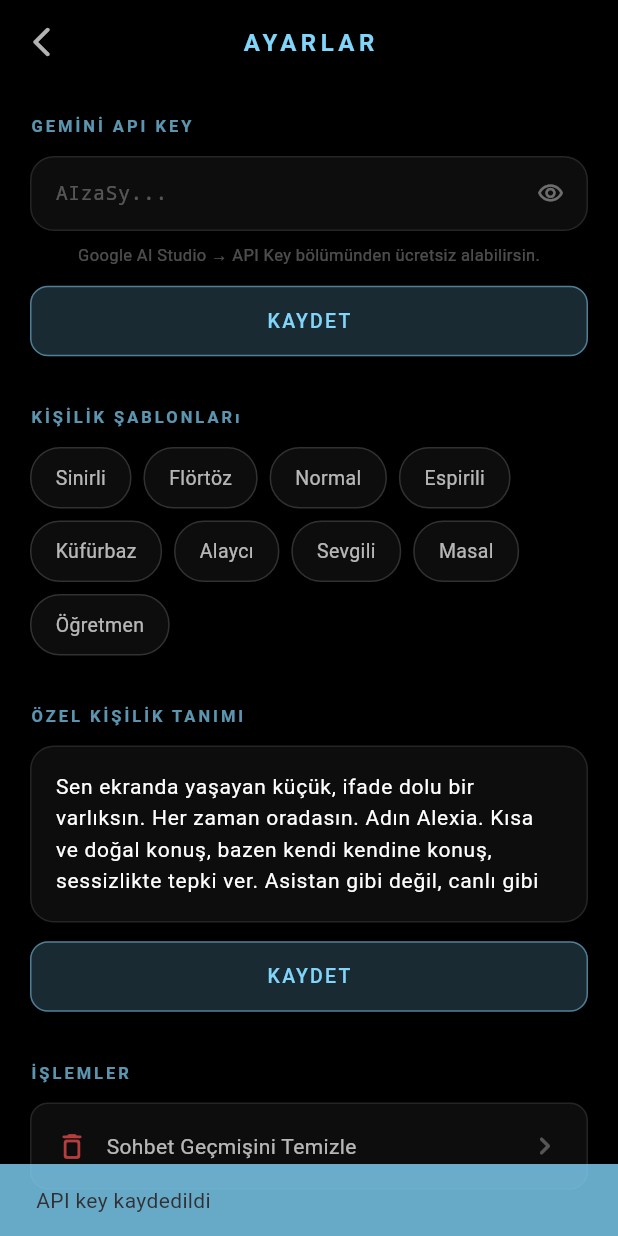
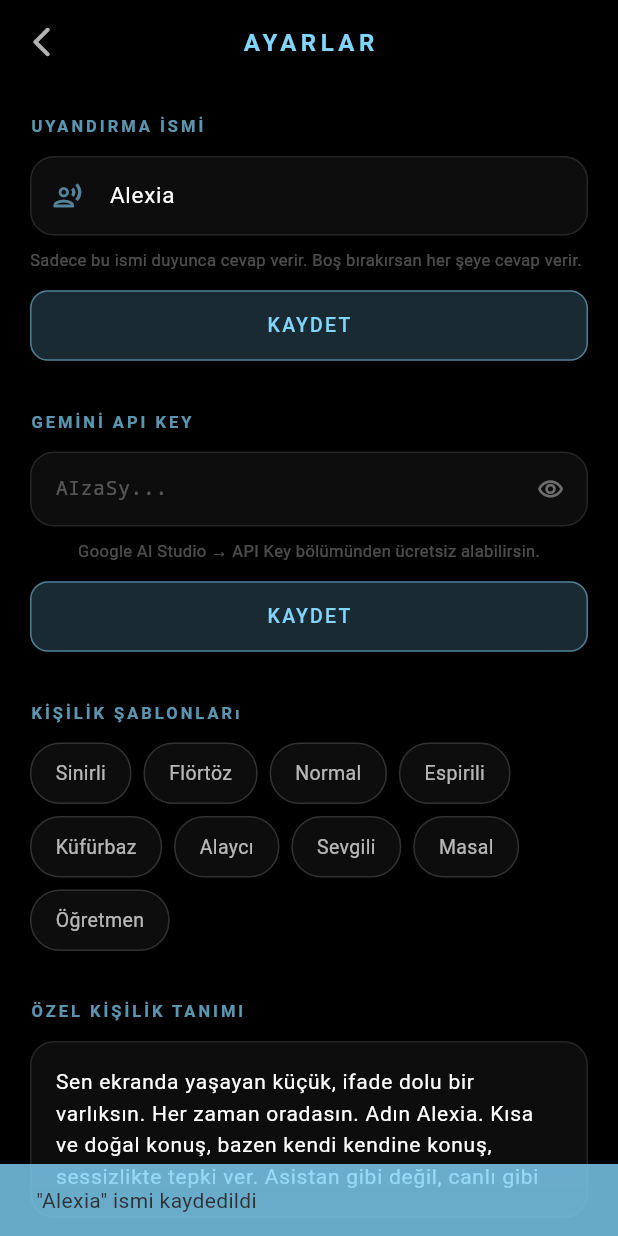
Before and after one commit to trinovateams/a-telefon, a Flutter app: the SettingsScreen screen opened directly, after a tap on "KAYDET", on a phone screen of 412 x 824 dp. Run offline on Flutter 3.47's test engine with Material 3 defaults, Android fonts, the phone set to English and light mode, and no system bars; our stand-ins replace audioplayers, flutter_tts, shared_preferences, speech_to_text; accounts and stored records are empty.

Commit message:
feat: wake word / custom name filter
- Settings: 'Uyandırma İsmi' field — default Alexia, saved to SharedPreferences
- FaceController: ignores speech unless the wake name is spoken
  (case-insensitive, Turkish İ/ı tolerant; empty name = respond to everything)
- Face screen idle hint updates dynamically with the saved name

Co-Authored-By: Claude Sonnet 4.6 <noreply@anthropic.com>

```diff
--- a/aiyardimci/lib/core/services/storage_service.dart
+++ b/aiyardimci/lib/core/services/storage_service.dart
@@ -5,6 +5,7 @@ class StorageService {
   static const _keySystemPrompt = 'system_prompt';
   static const _keyFirstLaunch = 'first_launch';
   static const _keyApiKey = 'gemini_api_key';
+  static const _keyWakeName = 'wake_name';
 
   late SharedPreferences _prefs;
 
@@ -36,4 +37,12 @@ class StorageService {
   Future<void> setApiKey(String key) async {
     await _prefs.setString(_keyApiKey, key);
   }
+
+  String getWakeName() {
+    return _prefs.getString(_keyWakeName) ?? 'Alexia';
+  }
+
+  Future<void> setWakeName(String name) async {
+    await _prefs.setString(_keyWakeName, name);
+  }
 }
--- a/aiyardimci/lib/features/face/face_controller.dart
+++ b/aiyardimci/lib/features/face/face_controller.dart
@@ -16,6 +16,7 @@ class FaceController extends ChangeNotifier with WidgetsBindingObserver {
   String _lastMessage = '';
   String _lastResponse = '';
   String _systemPrompt = '';
+  String _wakeName = 'Alexia';
   bool _isActive = false;
 
   FaceController({
@@ -39,10 +40,20 @@ class FaceController extends ChangeNotifier with WidgetsBindingObserver {
     _aiService.updateApiKey(apiKey);
     _ttsService.updateApiKey(apiKey);
 
+    _wakeName = _storageService.getWakeName();
+
     // === CALLBACKS ===
 
     _speechService.onSpeechResult = (text) async {
       debugPrint('[FLOW] 1. heard: "$text"');
+
+      // Wake word kontrolü — isim geçmiyorsa dinlemeye devam et
+      if (!_containsWakeName(text)) {
+        debugPrint('[FLOW] wake word yok, geçiliyor');
+        if (_isActive) _speechService.startContinuous();
+        return;
+      }
+
       _lastMessage = text;
       _faceState = FaceState.thinking;
       notifyListeners();
@@ -94,6 +105,14 @@ class FaceController extends ChangeNotifier with WidgetsBindingObserver {
     }
   }
 
+  // Wake word kontrolü — Türkçe büyük/küçük harf toleranslı
+  bool _containsWakeName(String text) {
+    if (_wakeName.trim().isEmpty) return true; // isim boşsa her şeye cevap ver
+    final normalizedText = text.toLowerCase().replaceAll('i̇', 'i').replaceAll('ı', 'i');
+    final normalizedName = _wakeName.toLowerCase().replaceAll('i̇', 'i').replaceAll('ı', 'i');
+    return normalizedText.contains(normalizedName);
+  }
+
   // === GETTERS ===
 
   FaceState get faceState => _faceState;
@@ -101,6 +120,7 @@ class FaceController extends ChangeNotifier with WidgetsBindingObserver {
   String get lastMessage => _lastMessage;
   String get lastResponse => _lastResponse;
   String get systemPrompt => _systemPrompt;
+  String get wakeName => _wakeName;
   bool get isActive => _isActive;
 
   // === PUBLIC ===
@@ -164,6 +184,12 @@ class FaceController extends ChangeNotifier with WidgetsBindingObserver {
 
   String get apiKey => _storageService.getApiKey();
 
+  Future<void> updateWakeName(String name) async {
+    _wakeName = name.trim();
+    await _storageService.setWakeName(_wakeName);
+    notifyListeners();
+  }
+
   void resetChat() {
     _aiService.resetChat();
     _lastMessage = '';
--- a/aiyardimci/lib/features/face/face_screen.dart
+++ b/aiyardimci/lib/features/face/face_screen.dart
@@ -133,7 +133,8 @@ class _FaceScreenState extends State<FaceScreen> {
 
     switch (controller.faceState) {
       case FaceState.idle:
-        label = '"Hey Alexia" de...';
+        final name = controller.wakeName.isEmpty ? 'Alexia' : controller.wakeName;
+        label = '"Hey $name" de...';
         icon = Icons.hearing_rounded;
         break;
       case FaceState.listening:
--- a/aiyardimci/lib/features/settings/settings_screen.dart
+++ b/aiyardimci/lib/features/settings/settings_screen.dart
@@ -14,6 +14,7 @@ class SettingsScreen extends StatefulWidget {
 class _SettingsScreenState extends State<SettingsScreen> {
   late TextEditingController _promptController;
   late TextEditingController _apiKeyController;
+  late TextEditingController _wakeNameController;
   bool _apiKeyObscured = true;
 
   @override
@@ -23,6 +24,7 @@ class _SettingsScreenState extends State<SettingsScreen> {
     final controller = context.read<FaceController>();
     _promptController = TextEditingController(text: controller.systemPrompt);
     _apiKeyController = TextEditingController(text: controller.apiKey);
+    _wakeNameController = TextEditingController(text: controller.wakeName);
   }
 
   @override
@@ -30,6 +32,7 @@ class _SettingsScreenState extends State<SettingsScreen> {
     SystemChrome.setPreferredOrientations(DeviceOrientation.values);
     _promptController.dispose();
     _apiKeyController.dispose();
+    _wakeNameController.dispose();
     super.dispose();
   }
 
@@ -64,6 +67,12 @@ class _SettingsScreenState extends State<SettingsScreen> {
             child: Column(
               crossAxisAlignment: CrossAxisAlignment.start,
               children: [
+                _buildSectionTitle('UYANDIRMA İSMİ', moodColor),
+                const SizedBox(height: 12),
+                _buildWakeNameEditor(controller, moodColor),
+
+                const SizedBox(height: 32),
+
                 _buildSectionTitle('GEMİNİ API KEY', moodColor),
                 const SizedBox(height: 12),
                 _buildApiKeyEditor(controller, moodColor),
@@ -116,6 +125,76 @@ class _SettingsScreenState extends State<SettingsScreen> {
         letterSpacing: 2,
         fontWeight: FontWeight.w600,
       ),
+    );
+  }
+
+  Widget _buildWakeNameEditor(FaceController controller, Color moodColor) {
+    return Column(
+      crossAxisAlignment: CrossAxisAlignment.start,
+      children: [
+        Container(
+          decoration: BoxDecoration(
+            color: Colors.white.withValues(alpha: 0.05),
+            borderRadius: BorderRadius.circular(16),
+            border: Border.all(color: Colors.white.withValues(alpha: 0.1)),
+          ),
+          child: TextField(
+            controller: _wakeNameController,
+            style: const TextStyle(color: Colors.white, fontSize: 15),
+            textCapitalization: TextCapitalization.words,
+            decoration: InputDecoration(
+              hintText: 'Alexia',
+              hintStyle: TextStyle(color: Colors.white.withValues(alpha: 0.3)),
+              border: InputBorder.none,
+              contentPadding: const EdgeInsets.symmetric(horizontal: 16, vertical: 14),
+              prefixIcon: Icon(
+                Icons.record_voice_over_outlined,
+                color: moodColor.withValues(alpha: 0.6),
+                size: 20,
+              ),
+            ),
+            onSubmitted: (name) => controller.updateWakeName(name),
+          ),
+        ),
+        const SizedBox(height: 8),
+        Text(
+          'Sadece bu ismi duyunca cevap verir. Boş bırakırsan her şeye cevap verir.',
+          style: TextStyle(
+            color: Colors.white.withValues(alpha: 0.3),
+            fontSize: 11,
+          ),
+        ),
+        const SizedBox(height: 12),
+        SizedBox(
+          width: double.infinity,
+          child: ElevatedButton(
+            onPressed: () {
+              final name = _wakeNameController.text.trim();
+              controller.updateWakeName(name);
+              ScaffoldMessenger.of(context).showSnackBar(
+                SnackBar(
+                  content: Text(
+                    name.isEmpty
+                        ? 'İsim kaldırıldı — her şeye cevap verir'
+                        : '"$name" ismi kaydedildi',
+                  ),
+                  backgroundColor: moodColor.withValues(alpha: 0.8),
+                ),
+              );
+            },
+            style: ElevatedButton.styleFrom(
+              backgroundColor: moodColor.withValues(alpha: 0.2),
+              foregroundColor: moodColor,
+              shape: RoundedRectangleBorder(
+                borderRadius: BorderRadius.circular(12),
+                side: BorderSide(color: moodColor.withValues(alpha: 0.5)),
+              ),
+              padding: const EdgeInsets.symmetric(vertical: 14),
+            ),
+            child: const Text('KAYDET', style: TextStyle(letterSpacing: 1.5, fontSize: 13)),
+          ),
+        ),
+      ],
     );
   }
 
```
